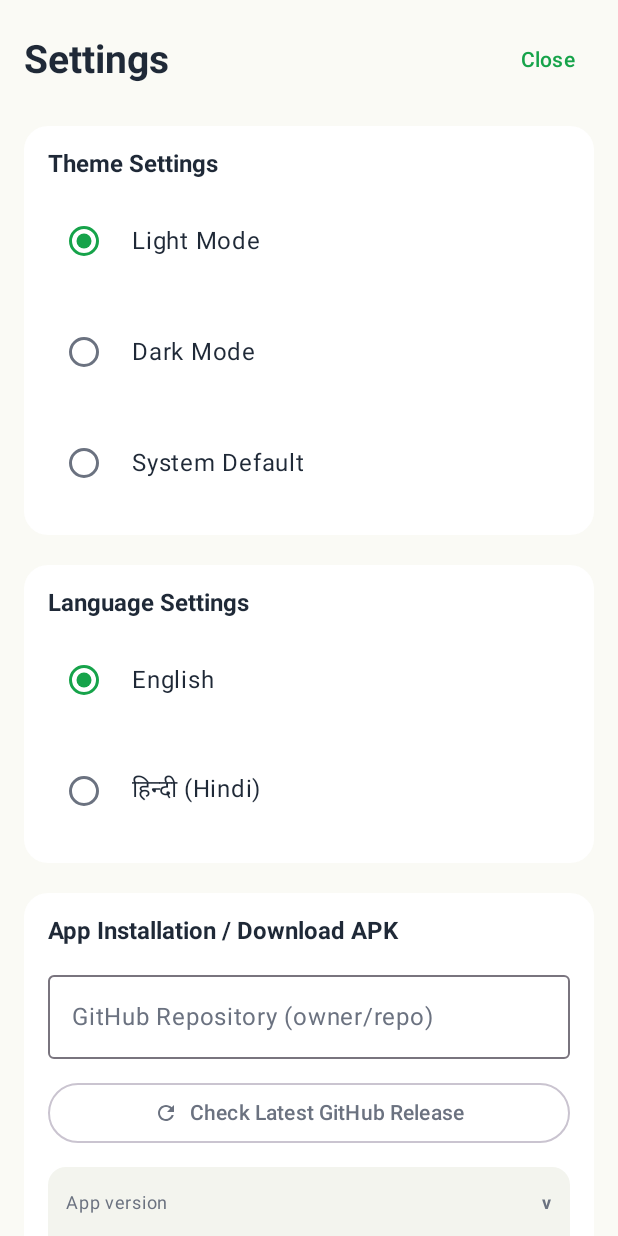
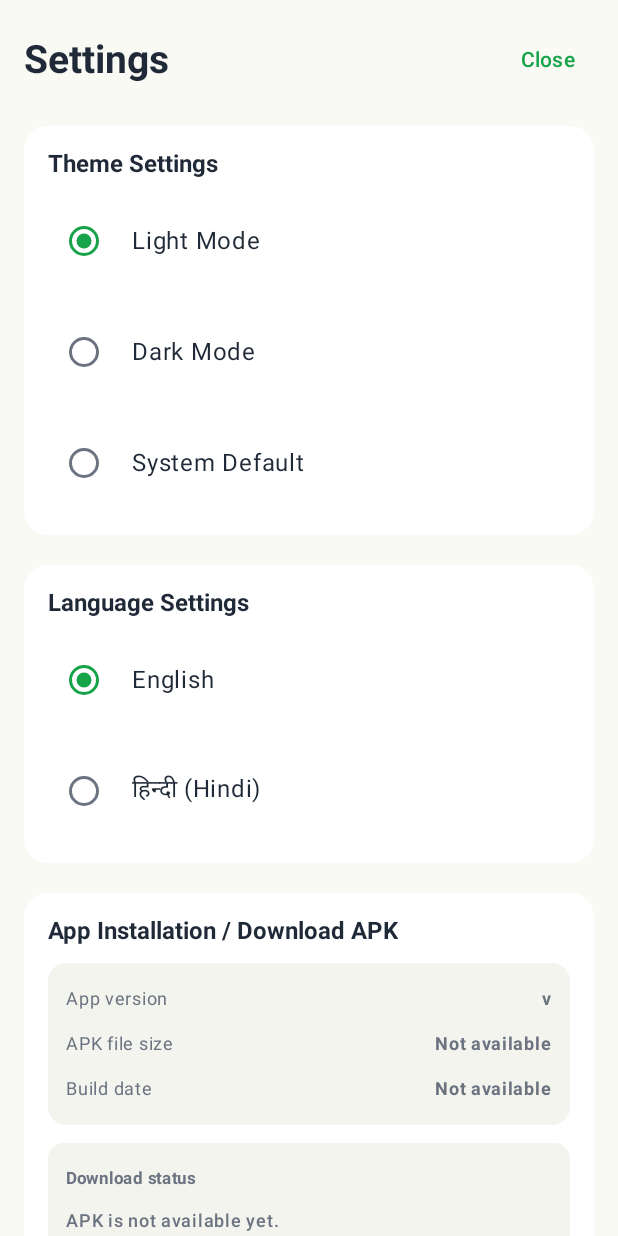
Before and after one commit to kushdas061-star/jipto-customer-android, an Android app built with Jetpack Compose: the composable JiptoSettingsScreen called with empty values, on a phone screen of 412 x 824 dp. Run offline under Robolectric (Android 15) with nearby library versions, the phone set to English and light mode, and no system bars; pictures from the network do not load.

Commit message:
Build native JIPTO Android release APK via GitHub Actions

```diff
--- a/android/app/src/main/java/com/jipto/customer/MainActivity.kt
+++ b/android/app/src/main/java/com/jipto/customer/MainActivity.kt
@@ -1323,7 +1323,7 @@ private fun downloadAndPromptInstallJiptoApk(
     }
 
     try {
-        val fileName = apkMetadata.apkFileName.ifBlank { "jipto-customer-v${apkMetadata.versionName}-release.apk" }
+        val fileName = apkMetadata.apkFileName.ifBlank { "JIPTO.apk" }
         val publicDownloadsDir = Environment.getExternalStoragePublicDirectory(Environment.DIRECTORY_DOWNLOADS)
         val targetFile = File(publicDownloadsDir, fileName)
         if (targetFile.exists()) {
@@ -1331,7 +1331,7 @@ private fun downloadAndPromptInstallJiptoApk(
         }
 
         val request = DownloadManager.Request(Uri.parse(apkMetadata.downloadUrl))
-            .setTitle("JIPTO Customer APK (v${apkMetadata.versionName})")
+            .setTitle("JIPTO Customer APK ($fileName)")
             .setDescription("Downloading verified GitHub Actions release APK to Downloads folder")
             .setNotificationVisibility(DownloadManager.Request.VISIBILITY_VISIBLE_NOTIFY_COMPLETED)
             .setMimeType("application/vnd.android.package-archive")
@@ -1354,7 +1354,7 @@ private fun downloadAndPromptInstallJiptoApk(
 
                 val downloadUri = downloadManager.getUriForDownloadedFile(downloadId)
                 if (downloadUri == null && !targetFile.exists()) {
-                    onStatusUpdate("APK download failed or file was removed. Please tap Download again.")
+                    onStatusUpdate("APK download failed or file was removed. Please tap Build & Download APK (JIPTO.apk) again.")
                     return
                 }
 
@@ -1509,29 +1509,6 @@ fun JiptoSettingsScreen(
                     style = MaterialTheme.typography.titleMedium,
                     fontWeight = FontWeight.Bold
                 )
-
-                OutlinedTextField(
-                    value = githubRepoSlug,
-                    onValueChange = onUpdateRepoSlug,
-                    label = { Text("GitHub Repository (owner/repo)") },
-                    placeholder = { Text("owner/jipto-android") },
-                    modifier = Modifier.fillMaxWidth(),
-                    singleLine = true
-                )
-
-                OutlinedButton(
-                    onClick = { onCheckApkRelease(githubRepoSlug) },
-                    enabled = !isCheckingApk,
-                    modifier = Modifier.fillMaxWidth()
-                ) {
-                    Icon(Icons.Default.Refresh, contentDescription = null, modifier = Modifier.size(16.dp))
-                    Spacer(modifier = Modifier.width(8.dp))
-                    Text(
-                        if (isCheckingApk) "Checking GitHub Releases..."
-                        else if (isHindi) "नवीनतम रिलीज़ जांचें"
-                        else "Check Latest GitHub Release"
-                    )
-                }
 
                 // Metadata rows: App version, APK file size, Build date, Download status
                 Surface(
@@ -1613,23 +1590,27 @@ fun JiptoSettingsScreen(
                     }
                 }
 
-                // Download Latest JIPTO APK Button
+                // Single Unified APK Action Button: Build & Download APK (JIPTO.apk)
                 Button(
                     onClick = {
-                        downloadAndPromptInstallJiptoApk(
-                            context = context,
-                            apkMetadata = apkMetadata,
-                            onStatusUpdate = onUpdateDownloadStatus
-                        )
+                        if (apkMetadata.isAvailable && apkMetadata.downloadUrl.startsWith("https://")) {
+                            downloadAndPromptInstallJiptoApk(
+                                context = context,
+                                apkMetadata = apkMetadata,
+                                onStatusUpdate = onUpdateDownloadStatus
+                            )
+                        } else {
+                            onCheckApkRelease(githubRepoSlug.ifBlank { "kushdas061-star/jipto-customer-android" })
+                        }
                     },
-                    enabled = apkMetadata.isAvailable && apkMetadata.downloadUrl.startsWith("https://"),
+                    enabled = !isCheckingApk,
                     colors = ButtonDefaults.buttonColors(containerColor = JiptoGreenPrimary),
                     modifier = Modifier.fillMaxWidth()
                 ) {
                     Icon(Icons.Default.Download, contentDescription = null, modifier = Modifier.size(18.dp))
                     Spacer(modifier = Modifier.width(8.dp))
                     Text(
-                        text = if (isHindi) "नवीनतम JIPTO APK डाउनलोड करें" else "Download Latest JIPTO APK",
+                        text = "Build & Download APK (JIPTO.apk)",
                         fontWeight = FontWeight.Bold
                     )
                 }
@@ -1638,7 +1619,7 @@ fun JiptoSettingsScreen(
                     text = if (isHindi)
                         "डाउनलोड पूरा होने के बाद, Android के सामान्य पैकेज इंस्टॉलर का उपयोग करके JIPTO इंस्टॉल करें।"
                     else
-                        "After downloading, Android will open the standard Package Installer prompt so you can confirm and install the JIPTO APK.",
+                        "After downloading JIPTO.apk, Android will open the standard Package Installer prompt so you can confirm and install the JIPTO app.",
                     fontSize = 11.sp,
                     color = MaterialTheme.colorScheme.onSurfaceVariant
                 )
--- a/android/gradle.properties
+++ b/android/gradle.properties
@@ -1,7 +1,4 @@
-org.gradle.jvmargs=-Xmx1024m -XX:MaxMetaspaceSize=384m -Dfile.encoding=UTF-8
-kotlin.daemon.jvmargs=-Xmx768m
-kotlin.compiler.execution.strategy=in-process
-org.gradle.workers.max=2
+org.gradle.jvmargs=-Xmx3072m -XX:MaxMetaspaceSize=1024m -Dfile.encoding=UTF-8
 android.useAndroidX=true
 android.nonTransitiveRClass=true
 kotlin.code.style=official
```
Also changed, not shown: android/app/build.gradle.kts (+9 -11 lines), 1 other file.
